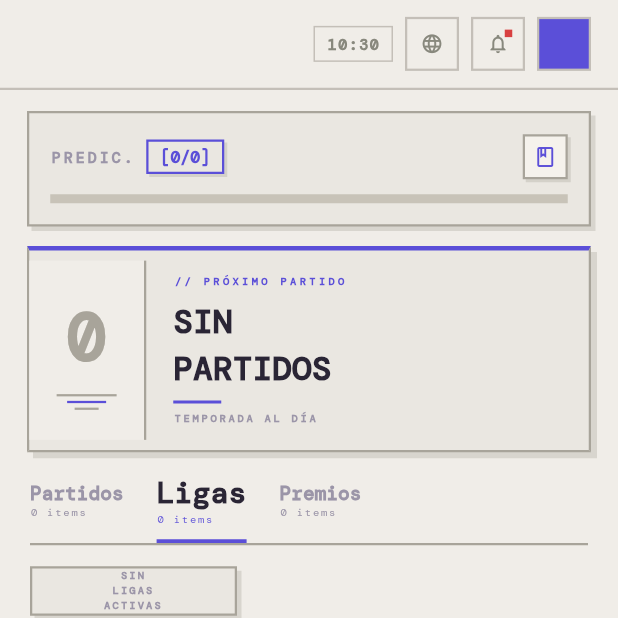
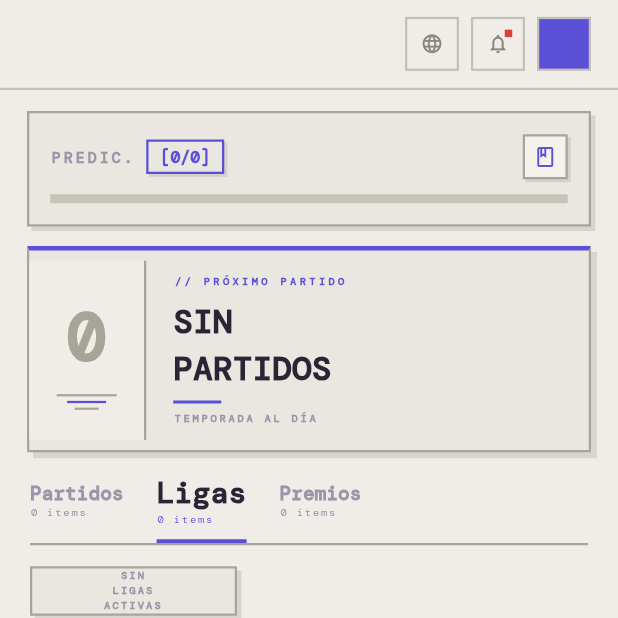
Before and after one commit to jsebasvgg7/globalscore_app, a Flutter app: the screen it shows once a user with an empty profile is signed in, after a tap on "Ligas", on a phone screen of 412 x 824 dp, the top half of it. Run offline on Flutter 3.47's test engine with Material 3 defaults, Android fonts, the phone set to English and light mode, and no system bars; our stand-ins replace flutter_riverpod, go_router, google_fonts, supabase_flutter; accounts and stored records are empty; network calls fail.

Commit message:
v1.11 - Nav

```diff
--- a/lib/shared/layout/scaffold_with_nav_bar.dart
+++ b/lib/shared/layout/scaffold_with_nav_bar.dart
@@ -193,25 +193,6 @@ class _GsTopBarState extends State<_GsTopBar> {
           ),
 
           const Spacer(),
-
-          // ── Reloj ──
-          if (_clock.isNotEmpty)
-            Container(
-              padding: const EdgeInsets.symmetric(horizontal: 8, vertical: 4),
-              decoration: BoxDecoration(
-                border: Border.all(color: _GsColors.border, width: 1.0),
-              ),
-              child: Text(
-                _clock,
-                style: const TextStyle(
-                  fontFamily: _GsColors.fontMono,
-                  fontSize: 10,
-                  fontWeight: FontWeight.w700,
-                  color: _GsColors.muted,
-                  letterSpacing: 1.0,
-                ),
-              ),
-            ),
           const SizedBox(width: 8),
 
           // ── Botón World ──
```
